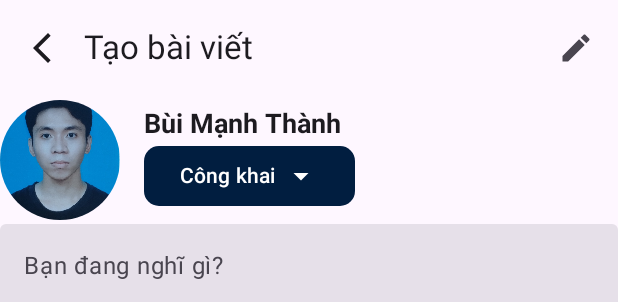
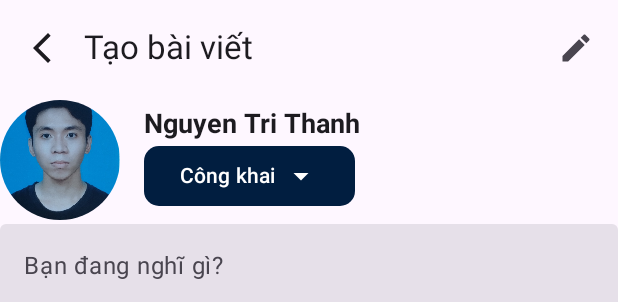
Before and after one commit to Thanh25102/SocialNetwork, an Android app built with Jetpack Compose: the @Preview function PostsScreenPreview, on a phone screen of 412 x 824 dp. Shown: the top 302 px of the screen. Run offline under Robolectric (Android 15) with nearby library versions, the phone set to English and light mode, and no system bars.

Commit message:
postCommit ( 21/4/ )

```diff
--- a/app/src/main/java/tech/mobile/social/presentation/app/posts/PostsContract.kt
+++ b/app/src/main/java/tech/mobile/social/presentation/app/posts/PostsContract.kt
@@ -3,14 +3,20 @@ package tech.mobile.social.presentation.app.posts
 import androidx.compose.runtime.Composable
 import androidx.compose.runtime.CompositionLocalProvider
 import androidx.compose.runtime.staticCompositionLocalOf
+import tech.mobile.social.domain.model.post.User
+import java.time.LocalDateTime
 
 
 /**
- * UI State that represents PostsScreen
+ * UI State that represents PostsScreen id, content, createdAt,createdBy
  **/
-class PostsState {
+data class PostsState (
 
-}
+    val id : String = "",
+    val content : String ="",
+    val createdAt: LocalDateTime = LocalDateTime.now(),
+    val createdBy: User = User(id= "", username = "")
+)
 
 /**
  * Posts Actions emitted from the UI Layer
--- a/app/src/main/java/tech/mobile/social/presentation/app/posts/PostsCoordinator.kt
+++ b/app/src/main/java/tech/mobile/social/presentation/app/posts/PostsCoordinator.kt
@@ -17,8 +17,8 @@ class PostsCoordinator(
 ) {
     val screenStateFlow = viewModel.stateFlow
 
-    fun doStuff(id: String, content: String, createdAt: java.time.LocalDateTime, createdBy: User) {
-        viewModel.createPost(id,content,createdAt,createdBy)
+    fun doStuff() {
+        viewModel.createPost()
 
     }
 
--- a/app/src/main/java/tech/mobile/social/presentation/app/posts/PostsScreen.kt
+++ b/app/src/main/java/tech/mobile/social/presentation/app/posts/PostsScreen.kt
@@ -12,6 +12,10 @@ import androidx.compose.material.icons.rounded.GroupAdd
 import androidx.compose.material.icons.rounded.Image
 import androidx.compose.material3.*
 import androidx.compose.runtime.Composable
+import androidx.compose.runtime.getValue
+import androidx.compose.runtime.mutableStateOf
+import androidx.compose.runtime.remember
+import androidx.compose.runtime.setValue
 import androidx.compose.ui.Alignment
 import androidx.compose.ui.Modifier
 import androidx.compose.ui.draw.clip
@@ -22,7 +26,10 @@ import androidx.compose.ui.tooling.preview.Preview
 import androidx.compose.ui.unit.dp
 import androidx.compose.ui.unit.sp
 import androidx.navigation.NavController
+import androidx.navigation.compose.rememberNavController
 import tech.mobile.social.R
+import tech.mobile.social.Screens
+import tech.mobile.social.presentation.auth.LoginScreen
 import tech.mobile.social.ui.theme.BtnColor
 
 @OptIn(ExperimentalMaterial3Api::class)
@@ -30,7 +37,7 @@ import tech.mobile.social.ui.theme.BtnColor
 fun PostsScreen(
     state: PostsState,
     actions: PostsActions,
-    /*navController: NavController*/
+
 ) {
 
     Scaffold(
@@ -41,7 +48,7 @@ fun PostsScreen(
                     Text(text = "Tạo bài viết")
                 },
                 navigationIcon = {
-                    IconButton(onClick = { /*navController.navigate(Screens.home)*/ }) { // please check this
+                    IconButton(onClick = { /*navController.navigate(Screens.AppRoot.route)*/ }) { // please check this
                         Icon(
                             imageVector = Icons.Default.ArrowBackIosNew,
                             contentDescription = "Go back"
@@ -49,7 +56,7 @@ fun PostsScreen(
                     }
                 },
                 actions = {
-                    IconButton(onClick = { /*actions.doStuff()*/ }) { // please check this too
+                    IconButton(onClick = { actions.onClick }) { // please check this too
                         Icon(
                             imageVector = Icons.Default.Create,
                             contentDescription = "Create post"
@@ -74,9 +81,12 @@ fun PostsScreen(
                     contentScale = ContentScale.Crop
                 )
                 Spacer(modifier = Modifier.width(8.dp))
+                var expanded by remember { mutableStateOf(false) }
+                val options = listOf("Public", "Private")
+                var selectedIndex by remember { mutableStateOf(0) }
 
                 Column(modifier = Modifier.padding(8.dp)) {
-                    Text(text = "Bùi Mạnh Thành", fontWeight = FontWeight.Bold, fontSize = 18.sp)
+                    Text(text = "Nguyen Tri Thanh", fontWeight = FontWeight.Bold, fontSize = 18.sp)
                     Button(
                         onClick = { },
                         colors = ButtonDefaults.buttonColors(BtnColor),
@@ -93,8 +103,10 @@ fun PostsScreen(
                                 modifier = Modifier.padding(start = 4.dp)
                             )
                         }
+
                     }
                 }
+
             }
             TextField(
                 value = "",
@@ -122,7 +134,7 @@ fun PostsScreen(
                 }
 
                 Row(modifier = Modifier.align(Alignment.CenterVertically)) {
-                    IconButton(onClick = { /* handle click */ }) {
+                    IconButton(onClick = { /*navController.navigate(Screens.AppRoot.route)*/ }) { //check this navigate please
                         Icon(
                             Icons.Rounded.GroupAdd,
                             contentDescription = "Add friends"
@@ -140,8 +152,10 @@ fun PostsScreen(
 @Composable
 @Preview(name = "Posts")
 private fun PostsScreenPreview() {
+    val navController = rememberNavController()
     PostsScreen(
         state = PostsState(),
-        actions = PostsActions()
+        actions = PostsActions(),
+        /*navController = navController*/
     )
 }
--- a/app/src/main/java/tech/mobile/social/presentation/app/posts/PostsViewModel.kt
+++ b/app/src/main/java/tech/mobile/social/presentation/app/posts/PostsViewModel.kt
@@ -23,8 +23,10 @@ class PostsViewModel @Inject constructor(
     val stateFlow: StateFlow<PostsState> = _stateFlow.asStateFlow()
 
 
-    fun createPost(id: String, content: String, createdAt: java.time.LocalDateTime, createdBy: User) {
+    fun createPost() {
+        val (id, content, createdAt,createdBy) = stateFlow.value
         viewModelScope.launch {
+
             val result = postUseCase.Createpost(id, content, createdAt, createdBy)
         }
     }
```
